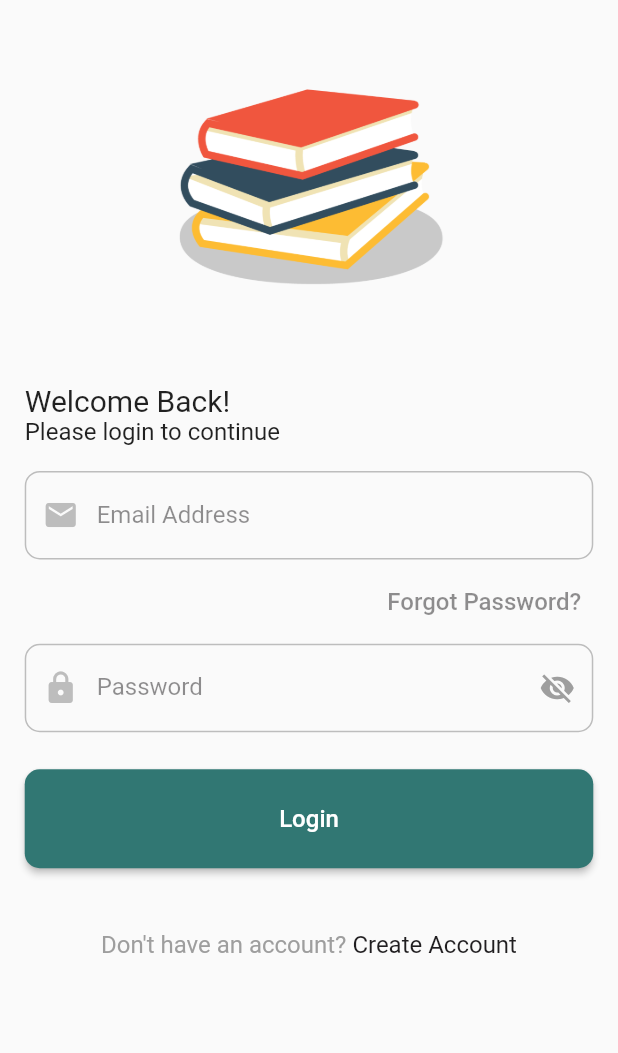
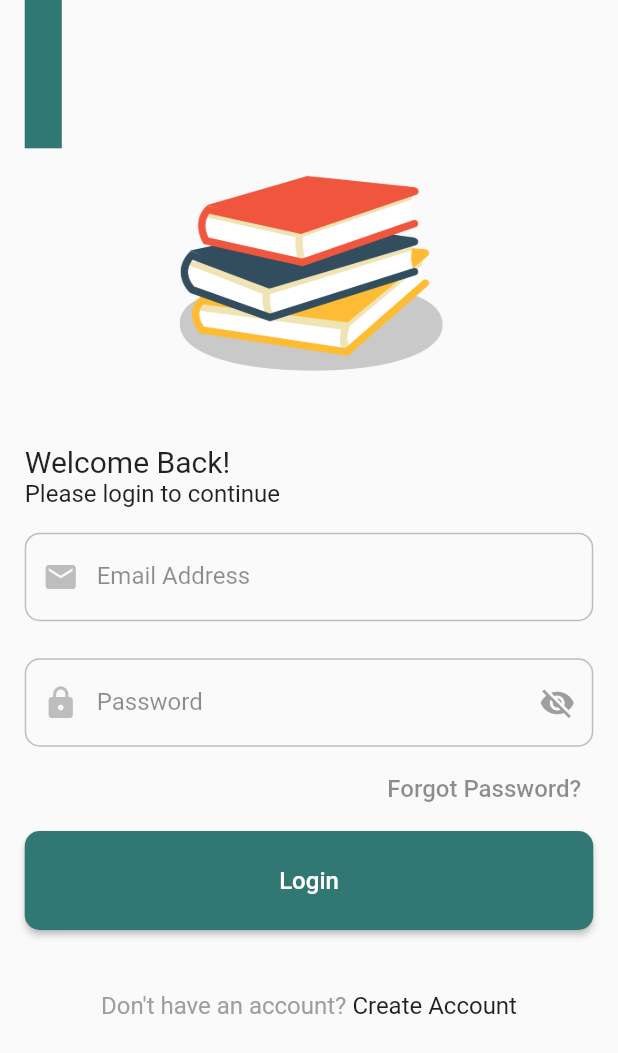
Before and after one commit to kennedyowusu/elibrary, a Flutter app: the screen it shows after launch, on a phone screen of 412 x 824 dp. Shown: the top 1053 px of the screen. Run offline on Flutter 3.47's test engine with Material 2 defaults, Android fonts, the phone set to English and light mode, and no system bars; our stand-ins replace get, get_storage.

Commit message:
add design on auth screens

```diff
--- a/lib/main.dart
+++ b/lib/main.dart
@@ -1,5 +1,4 @@
 import 'package:elibrary/views/auth/login/login.dart';
-import 'package:elibrary/views/crud/post/post.dart';
 import 'package:flutter/material.dart';
 import 'package:get/get.dart';
 import 'package:get_storage/get_storage.dart';
--- a/lib/views/auth/login/components/login_form.dart
+++ b/lib/views/auth/login/components/login_form.dart
@@ -70,19 +70,7 @@ class _LoginFormState extends State<LoginForm> {
               authController.email = value!;
             },
           ),
-          SizedBox(height: height * 0.005),
-          TextButton(
-            child: Align(
-              alignment: Alignment.centerRight,
-              child: Text(
-                'Forgot Password?',
-                style: TextStyle(
-                    fontSize: 16, color: ProjectColors.black.withOpacity(0.5)),
-              ),
-            ),
-            onPressed: () {},
-          ),
-          SizedBox(height: height * 0.005),
+          SizedBox(height: height * 0.03),
           TextFormField(
             obscureText: !_isShowPassword,
             autovalidateMode: AutovalidateMode.onUserInteraction,
@@ -132,7 +120,19 @@ class _LoginFormState extends State<LoginForm> {
               authController.password = value!;
             },
           ),
-          SizedBox(height: height * 0.03),
+          SizedBox(height: height * 0.005),
+          TextButton(
+            child: Align(
+              alignment: Alignment.centerRight,
+              child: Text(
+                'Forgot Password?',
+                style: TextStyle(
+                    fontSize: 16, color: ProjectColors.black.withOpacity(0.5)),
+              ),
+            ),
+            onPressed: () {},
+          ),
+          SizedBox(height: height * 0.005),
           ElevatedButton(
             style: ElevatedButton.styleFrom(
               primary: ProjectColors.primary,
--- a/lib/views/auth/login/login.dart
+++ b/lib/views/auth/login/login.dart
@@ -1,5 +1,7 @@
+import 'package:elibrary/constants/colors.dart';
 import 'package:elibrary/constants/styles.dart';
 import 'package:elibrary/views/auth/login/components/login_form.dart';
+import 'package:elibrary/widgets/auth_design.dart';
 import 'package:flutter/material.dart';
 
 class LoginScreen extends StatelessWidget {
@@ -8,6 +10,7 @@ class LoginScreen extends StatelessWidget {
   @override
   Widget build(BuildContext context) {
     double height = MediaQuery.of(context).size.height;
+    double width = MediaQuery.of(context).size.width;
     return SafeArea(
       child: Scaffold(
         body: Padding(
@@ -15,11 +18,8 @@ class LoginScreen extends StatelessWidget {
           child: SingleChildScrollView(
             child: Column(
               crossAxisAlignment: CrossAxisAlignment.start,
-              mainAxisAlignment: MainAxisAlignment.center,
               children: [
-                SizedBox(
-                  height: height * 0.05,
-                ),
+                authDesign(height, width),
                 Center(
                   child: Hero(
                     tag: 'logo',
@@ -31,7 +31,7 @@ class LoginScreen extends StatelessWidget {
                   ),
                 ),
                 SizedBox(
-                  height: height * 0.060,
+                  height: height * 0.040,
                 ),
                 Text(
                   'Welcome Back!',
--- a/lib/views/auth/register/component/register_form.dart
+++ b/lib/views/auth/register/component/register_form.dart
@@ -16,6 +16,7 @@ class _RegisterFormState extends State<RegisterForm> {
   GlobalKey<FormState> _formKey = GlobalKey();
 
   bool _isShowPassword = false;
+  var _isLoading = false;
 
   AuthController authController = AuthController();
 
@@ -218,11 +219,12 @@ class _RegisterFormState extends State<RegisterForm> {
             onPressed: () async {
               if (_formKey.currentState!.validate()) {
                 _formKey.currentState!.save();
-                authController.createUserAccount();
+
+                await authController.createUserAccount();
               }
             },
           ),
-          SizedBox(height: height * 0.05),
+          SizedBox(height: height * 0.03),
           RichText(
             text: TextSpan(
               text: 'Already have an account? ',
--- /dev/null
+++ b/lib/widgets/auth_design.dart
@@ -0,0 +1,11 @@
+import 'package:elibrary/constants/colors.dart';
+import 'package:flutter/material.dart';
+
+Container authDesign(double height, double width) {
+  return Container(
+    height: height * 0.12,
+    width: width * 0.06,
+    alignment: Alignment.topRight,
+    color: ProjectColors.primary,
+  );
+}
```
Also changed, not shown: lib/controllers/auth/auth.dart (+13 -12 lines), lib/views/auth/register/register.dart (+6 -3 lines), lib/widgets/loader.dart (added, +28 -0 lines).
